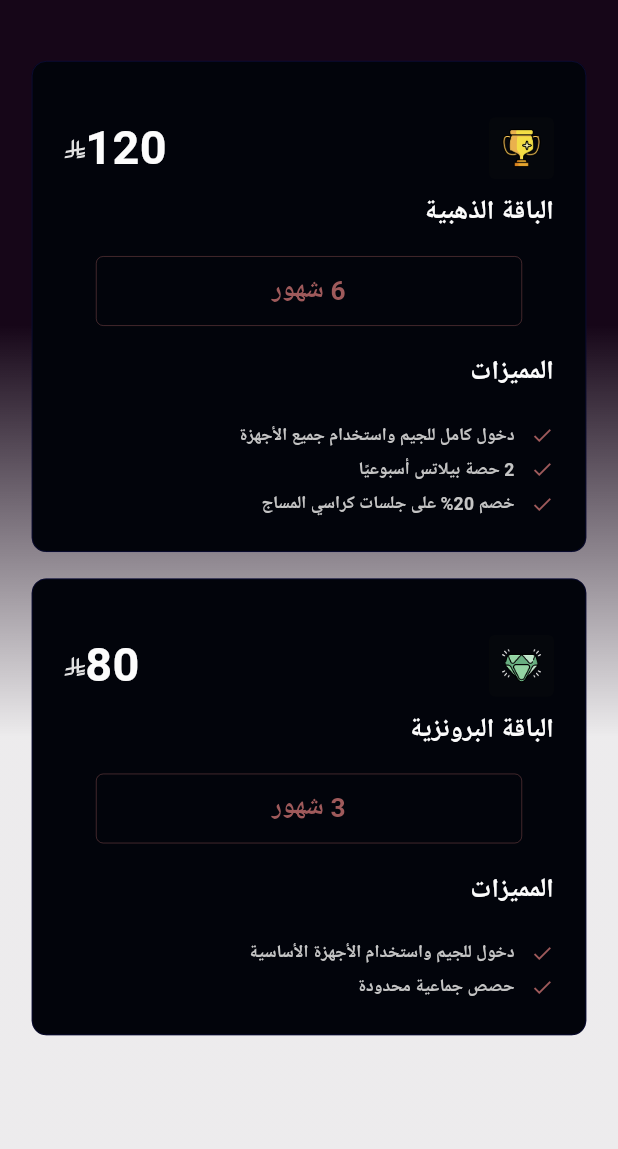
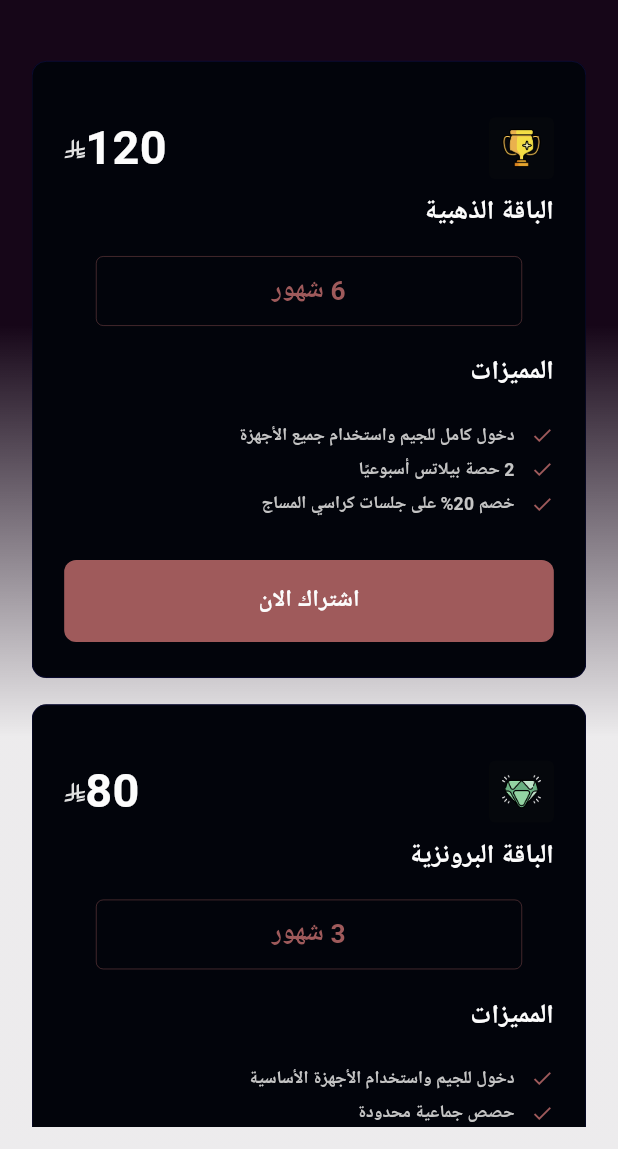
Before and after one commit to OmarAbdelAziz123/Non-Stop-Gym, a Flutter app: the PackagesScreen screen opened by its route, on a phone screen of 412 x 824 dp, the part 87-1236 px from its top. Run offline on Flutter 3.47's test engine with Material 3 defaults, Android fonts, the phone set to English and light mode, and no system bars; our stand-ins replace cached_network_image, dio, dots_indicator, easy_localization, file_picker, firebase_core and 20 more; accounts and stored records are empty; generated files the repository leaves out were written again; Roboto replaces fonts that are missing (Cairo).

Commit message:
finish my packages & packages & My Booking

```diff
--- a/lib/features/packages/presentation/screens/my_packages_screen.dart
+++ b/lib/features/packages/presentation/screens/my_packages_screen.dart
@@ -48,7 +48,7 @@ class _MyPackagesScreenState extends State<MyPackagesScreen> {
                   children: [
                     InkWell(
                       onTap: () {
-                        MainLayoutCubit.get(context).changeBottomNavBar(0);
+                        context.pop();
                       },
                       child: Container(
                         width: 44.w,
--- a/lib/features/packages/presentation/screens/packages_screen.dart
+++ b/lib/features/packages/presentation/screens/packages_screen.dart
@@ -1,9 +1,11 @@
 import 'package:flutter/material.dart';
 import 'package:flutter_screenutil/flutter_screenutil.dart';
 import 'package:flutter_svg/flutter_svg.dart';
+import 'package:non_stop/common/extensions/build_context_extensions.dart';
 import 'package:non_stop/core/constants/app_colors.dart';
 import 'package:non_stop/core/constants/app_styles.dart';
 import 'package:non_stop/core/constants/hex_colors.dart';
+import 'package:non_stop/core/widgets/button/custom_button_widget.dart';
 import 'package:non_stop/core/widgets/row/custom_row_with_check_widget.dart';
 import 'package:non_stop/features/main%20layout/business_logic/main_layout_cubit.dart';
 
@@ -38,7 +40,7 @@ class PackagesScreen extends StatelessWidget {
                   children: [
                     InkWell(
                       onTap: () {
-                        MainLayoutCubit.get(context).changeBottomNavBar(0);
+                        context.pop();
                       },
                       child: Container(
                         width: 44.w,
@@ -198,6 +200,18 @@ class PackagesScreen extends StatelessWidget {
                               CustomRowWithCheckWidget(
                                 text: 'خصم 20% على جلسات كراسي المساج',
                               ),
+                              30.verticalSpace,
+                              CustomButtonWidget(
+                                onPressed: () {},
+                                text: 'اشتراك الان',
+                                textStyle: Styles.highlightBold.copyWith(
+                                  color: AppColors.neutralColor100,
+                                ),
+                                color: const Color(0xFF9F5A5B),
+                                height: 56.h,
+                              ),
+
+
                             ],
                           ),
                         ),
@@ -313,6 +327,16 @@ class PackagesScreen extends StatelessWidget {
                               CustomRowWithCheckWidget(
                                 text: 'حصص جماعية محدودة',
                               ),
+                              30.verticalSpace,
+                              CustomButtonWidget(
+                                onPressed: () {},
+                                text: 'اشتراك الان',
+                                textStyle: Styles.highlightBold.copyWith(
+                                  color: AppColors.neutralColor100,
+                                ),
+                                color: const Color(0xFF9F5A5B),
+                                height: 56.h,
+                              ),
                             ],
                           ),
                         ),
--- a/lib/features/profile/presentation/screen/profile_screen.dart
+++ b/lib/features/profile/presentation/screen/profile_screen.dart
@@ -60,8 +60,11 @@ class ProfilePage extends StatelessWidget {
                             icon: Icons.lock_outline,
                           ),
                           ProfileTile(
-                            title: 'بطاقاتي',
+                            title: 'باقاتي',
                             icon: Icons.credit_card_outlined,
+                            onTap: () {
+                              context.pushNamed(Routes.myPackagesScreen);
+                            },
                           ),
                           ProfileTile(
                             title: 'لغة التطبيق',
```
